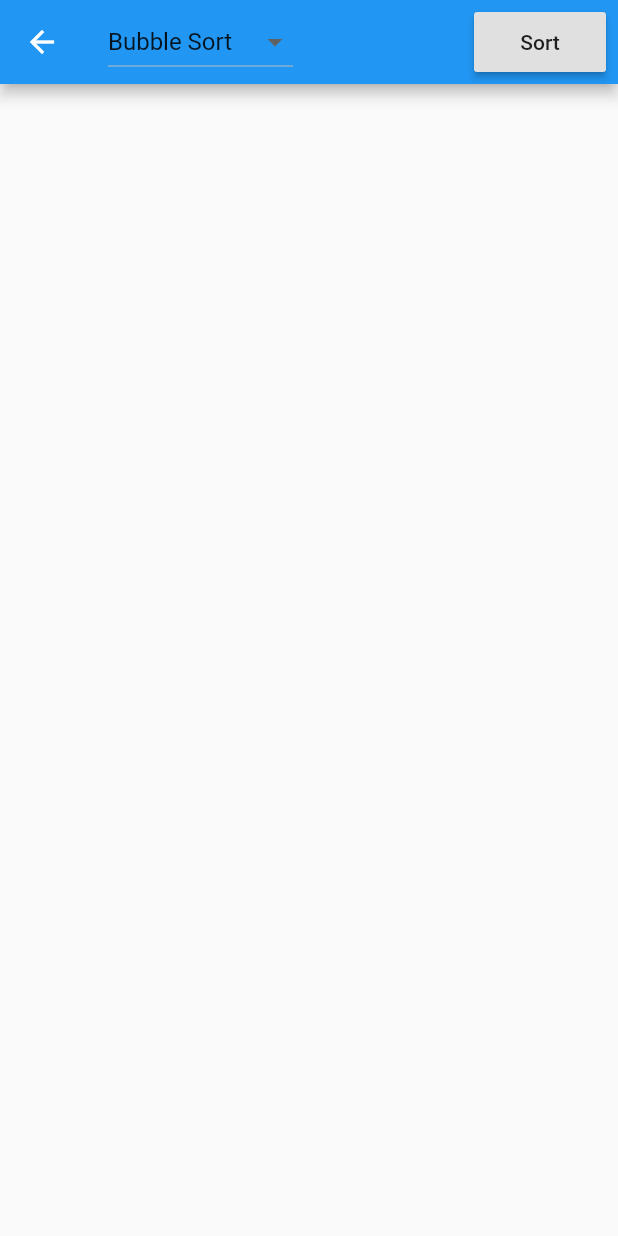
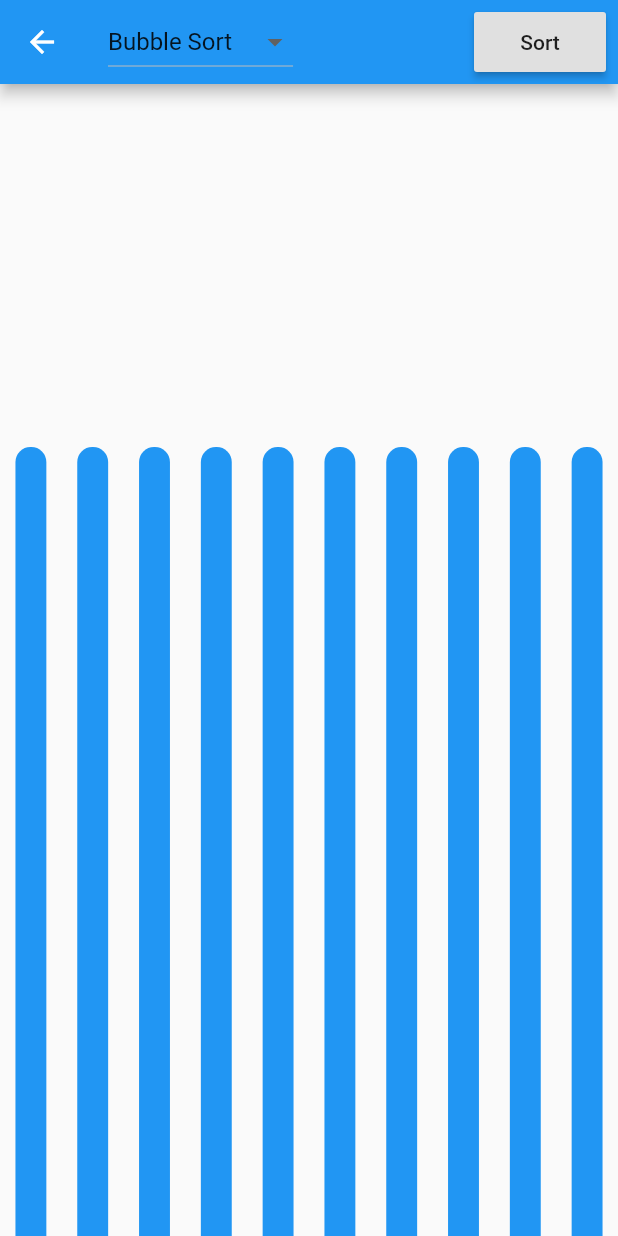
Before and after one commit to RitamChakraborty/sorting_visualizer, a Flutter app: the SortingPage screen opened directly, on a phone screen of 412 x 824 dp. Run offline on Flutter 3.47's test engine with Material 2 defaults, Android fonts, the phone set to English and light mode, and no system bars.

Commit message:
Create bars

```diff
--- a/lib/bloc/sorting_page.dart
+++ b/lib/bloc/sorting_page.dart
@@ -1,4 +1,7 @@
+import 'dart:math';
+
 import 'package:flutter/material.dart';
+import 'package:flutter/painting.dart';
 
 class SortingPage extends StatelessWidget {
   final List<String> sortingTypes = [
@@ -12,6 +15,38 @@ class SortingPage extends StatelessWidget {
   @override
   Widget build(BuildContext context) {
     String value = sortingTypes[0];
+
+    List<int> arr = [];
+    int height = MediaQuery.of(context).size.height.toInt();
+    int width = MediaQuery.of(context).size.width.toInt();
+
+    for (int i = 0; i < 10; ++i) {
+      int random = Random().nextInt(height - 100) + 10;
+      arr.add(random);
+    }
+
+    double division = width / arr.length;
+    double barWidth = division * 0.5;
+    double barMargin = division * 0.25;
+
+    List<Widget> children = [];
+
+    for (int i = 0; i < arr.length; ++i) {
+      Widget bar = Container(
+        height: arr[i].toDouble(),
+        width: barWidth,
+        margin: EdgeInsets.only(left: barMargin + (division * i)),
+        decoration: BoxDecoration(
+          color: Theme.of(context).accentColor,
+          borderRadius: BorderRadius.only(
+            topLeft: Radius.circular(10),
+            topRight: Radius.circular(10),
+          ),
+        ),
+      );
+
+      children.add(bar);
+    }
 
     return Material(
       child: Scaffold(
@@ -44,7 +79,13 @@ class SortingPage extends StatelessWidget {
           ],
         ),
         body: SafeArea(
-          child: Container(),
+          child: Container(
+            alignment: Alignment.bottomLeft,
+            child: Stack(
+              alignment: Alignment.bottomLeft,
+              children: children,
+            ),
+          ),
         ),
       ),
     );
--- a/lib/main.dart
+++ b/lib/main.dart
@@ -16,6 +16,7 @@ class MyApp extends StatelessWidget {
         ),
       ),
       home: HomePage(),
+//      home: SortingPage(),
     );
   }
 }
```
